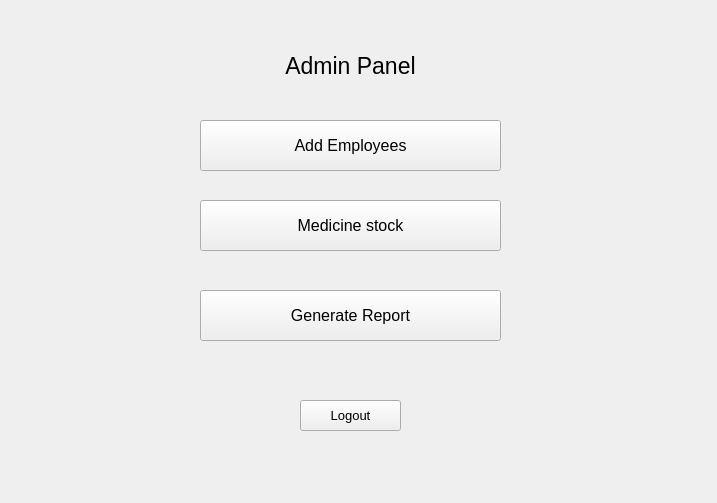
This is admin_panel.ui in osamamuhammad3623/pharmacy_management_system as Qt 5 draws it before an edit. The edited form follows.
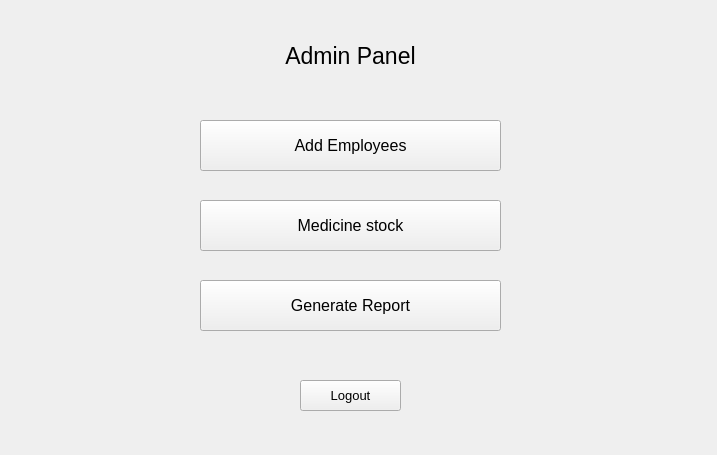
This is the edited form.

```diff
--- a/admin_panel.ui
+++ b/admin_panel.ui
@@ -7,7 +7,7 @@
     <x>0</x>
     <y>0</y>
     <width>717</width>
-    <height>503</height>
+    <height>455</height>
    </rect>
   </property>
   <property name="windowTitle">
@@ -35,7 +35,7 @@
    <property name="geometry">
     <rect>
      <x>240</x>
-     <y>50</y>
+     <y>40</y>
      <width>221</width>
      <height>31</height>
     </rect>
@@ -56,7 +56,7 @@
    <property name="geometry">
     <rect>
      <x>200</x>
-     <y>290</y>
+     <y>280</y>
      <width>301</width>
      <height>51</height>
     </rect>
@@ -74,7 +74,7 @@
    <property name="geometry">
     <rect>
      <x>300</x>
-     <y>400</y>
+     <y>380</y>
      <width>101</width>
      <height>31</height>
     </rect>
```
Left out of the diff: 8 changed lines with no effect on the pictures.
